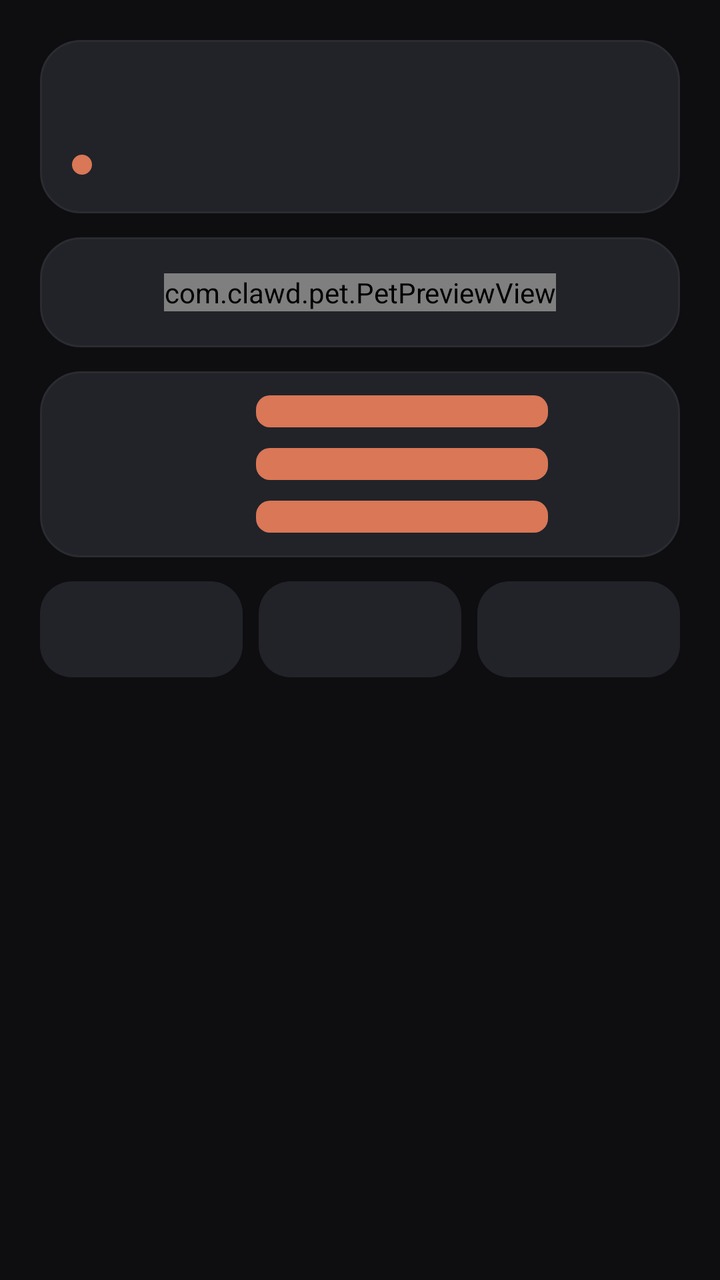
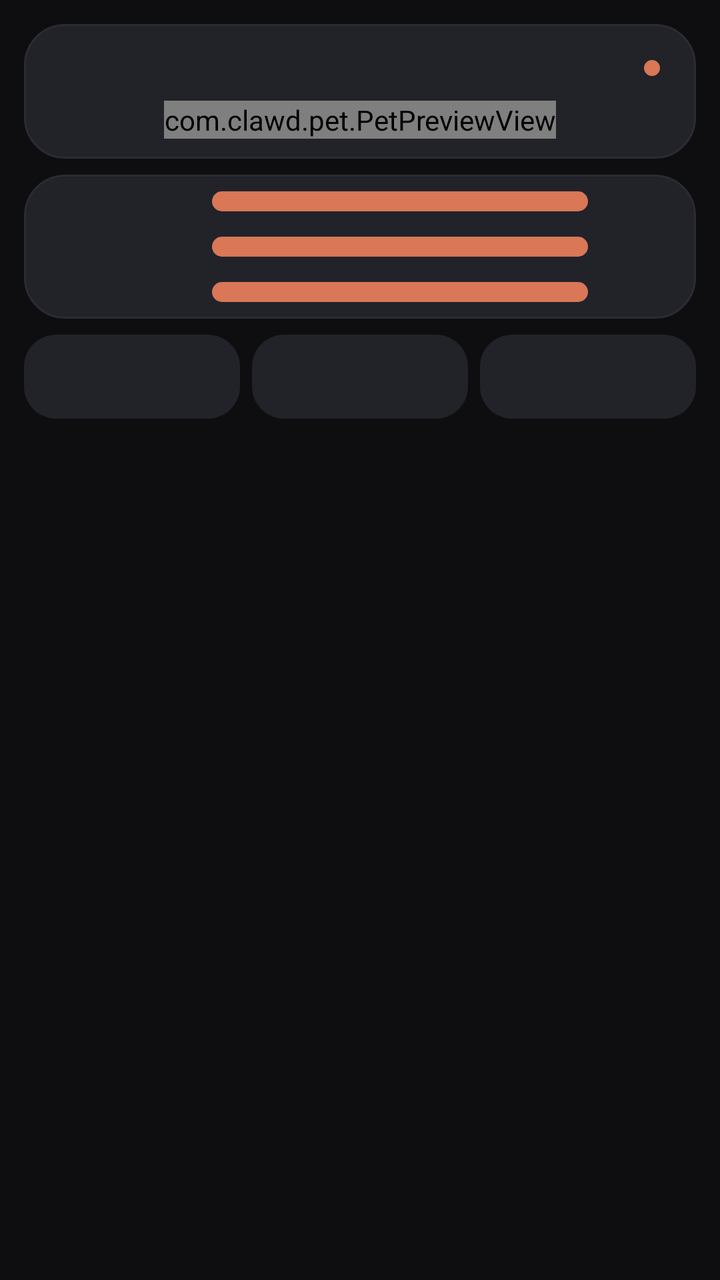

Two renders of the same Android screen: before a commit and after it. Below are the layout's source before the change and the commit's diff.
<!-- AndroidManifest.xml: application theme AppTheme -->
<!-- res/layout/activity_tamagotchi.xml -->
<?xml version="1.0" encoding="utf-8"?>
<ScrollView xmlns:android="http://schemas.android.com/apk/res/android"
    android:layout_width="match_parent"
    android:layout_height="match_parent"
    android:background="@color/bg"
    android:fillViewport="true">

    <LinearLayout
        android:layout_width="match_parent"
        android:layout_height="wrap_content"
        android:orientation="vertical"
        android:paddingStart="20dp"
        android:paddingTop="20dp"
        android:paddingEnd="20dp"
        android:paddingBottom="24dp">

        <LinearLayout
            android:layout_width="match_parent"
            android:layout_height="wrap_content"
            android:background="@drawable/card_bg"
            android:orientation="horizontal"
            android:padding="16dp">

            <LinearLayout
                android:layout_width="0dp"
                android:layout_height="wrap_content"
                android:layout_weight="1"
                android:orientation="vertical">

                <TextView
                    android:id="@+id/tvTgTitle"
                    android:layout_width="wrap_content"
                    android:layout_height="wrap_content"
                    android:textColor="@color/accent"
                    android:textSize="24sp"
                    android:textStyle="bold" />

                <LinearLayout
                    android:layout_width="wrap_content"
                    android:layout_height="wrap_content"
                    android:layout_marginTop="6dp"
                    android:gravity="center_vertical"
                    android:orientation="horizontal">

                    <View
                        android:id="@+id/vdTgDot"
                        android:layout_width="10dp"
                        android:layout_height="10dp"
                        android:background="@drawable/dot_bg" />

                    <TextView
                        android:id="@+id/tvTgStatus"
                        android:layout_width="wrap_content"
                        android:layout_height="wrap_content"
                        android:layout_marginStart="8dp"
                        android:textColor="@color/muted"
                        android:textSize="12sp" />
                </LinearLayout>
            </LinearLayout>
        </LinearLayout>

        <LinearLayout
            android:layout_width="match_parent"
            android:layout_height="wrap_content"
            android:layout_marginTop="12dp"
            android:background="@drawable/card_bg"
            android:gravity="center"
            android:padding="18dp">

            <com.clawd.pet.PetPreviewView
                android:id="@+id/tgPreview"
                android:layout_width="wrap_content"
                android:layout_height="wrap_content" />
        </LinearLayout>

        <LinearLayout
            android:layout_width="match_parent"
            android:layout_height="wrap_content"
            android:layout_marginTop="12dp"
            android:background="@drawable/card_bg"
            android:orientation="vertical"
            android:padding="12dp">

            <LinearLayout
                android:layout_width="match_parent"
                android:layout_height="wrap_content"
                android:gravity="center_vertical"
                android:orientation="horizontal">

                <TextView
                    android:id="@+id/tvTgMood"
                    android:layout_width="96dp"
                    android:layout_height="wrap_content"
                    android:textColor="@color/muted"
                    android:textSize="12sp" />

                <ProgressBar
                    android:id="@+id/pbTgMood"
                    style="?android:attr/progressBarStyleHorizontal"
                    android:layout_width="0dp"
                    android:layout_height="16dp"
                    android:layout_weight="1"
                    android:max="10"
                    android:progress="10"
                    android:progressDrawable="@drawable/bar_track" />

                <TextView
                    android:id="@+id/tvTgMoodVal"
                    android:layout_width="44dp"
                    android:layout_height="wrap_content"
                    android:layout_marginStart="10dp"
                    android:gravity="end"
                    android:textColor="@color/muted"
                    android:textSize="12sp" />
            </LinearLayout>

            <LinearLayout
                android:layout_width="match_parent"
                android:layout_height="wrap_content"
                android:layout_marginTop="10dp"
                android:gravity="center_vertical"
                android:orientation="horizontal">

                <TextView
                    android:id="@+id/tvTgHunger"
                    android:layout_width="96dp"
                    android:layout_height="wrap_content"
                    android:textColor="@color/muted"
                    android:textSize="12sp" />

                <ProgressBar
                    android:id="@+id/pbTgHunger"
                    style="?android:attr/progressBarStyleHorizontal"
                    android:layout_width="0dp"
                    android:layout_height="16dp"
                    android:layout_weight="1"
                    android:max="10"
                    android:progress="10"
                    android:progressDrawable="@drawable/bar_track" />

                <TextView
                    android:id="@+id/tvTgHungerVal"
                    android:layout_width="44dp"
                    android:layout_height="wrap_content"
                    android:layout_marginStart="10dp"
                    android:gravity="end"
                    android:textColor="@color/muted"
                    android:textSize="12sp" />
            </LinearLayout>

            <LinearLayout
                android:layout_width="match_parent"
                android:layout_height="wrap_content"
                android:layout_marginTop="10dp"
                android:gravity="center_vertical"
                android:orientation="horizontal">

                <TextView
                    android:id="@+id/tvTgEnergy"
                    android:layout_width="96dp"
                    android:layout_height="wrap_content"
                    android:textColor="@color/muted"
                    android:textSize="12sp" />

                <ProgressBar
                    android:id="@+id/pbTgEnergy"
                    style="?android:attr/progressBarStyleHorizontal"
                    android:layout_width="0dp"
                    android:layout_height="16dp"
                    android:layout_weight="1"
                    android:max="10"
                    android:progress="10"
                    android:progressDrawable="@drawable/bar_track" />

                <TextView
                    android:id="@+id/tvTgEnergyVal"
                    android:layout_width="44dp"
                    android:layout_height="wrap_content"
                    android:layout_marginStart="10dp"
                    android:gravity="end"
                    android:textColor="@color/muted"
                    android:textSize="12sp" />
            </LinearLayout>
        </LinearLayout>

        <LinearLayout
            android:layout_width="match_parent"
            android:layout_height="wrap_content"
            android:layout_marginTop="12dp"
            android:orientation="horizontal">

            <Button
                android:id="@+id/btnTgFeed"
                android:layout_width="0dp"
                android:layout_height="48dp"
                android:layout_weight="1"
                android:background="@drawable/ripple_soft"
                android:elevation="0dp"
                android:stateListAnimator="@null"
                android:textAllCaps="false"
                android:textColor="@color/text"
                android:textSize="13sp" />

            <Button
                android:id="@+id/btnTgPlay"
                android:layout_width="0dp"
                android:layout_height="48dp"
                android:layout_marginStart="8dp"
                android:layout_weight="1"
                android:background="@drawable/ripple_soft"
                android:elevation="0dp"
                android:stateListAnimator="@null"
                android:textAllCaps="false"
                android:textColor="@color/text"
                android:textSize="13sp" />

            <Button
                android:id="@+id/btnTgSleep"
                android:layout_width="0dp"
                android:layout_height="48dp"
                android:layout_marginStart="8dp"
                android:layout_weight="1"
                android:background="@drawable/ripple_soft"
                android:elevation="0dp"
                android:stateListAnimator="@null"
                android:textAllCaps="false"
                android:textColor="@color/text"
                android:textSize="13sp" />
        </LinearLayout>

        <LinearLayout
            android:id="@+id/tgReviveBox"
            android:layout_width="match_parent"
            android:layout_height="wrap_content"
            android:layout_marginTop="12dp"
            android:background="@drawable/card_bg"
            android:orientation="vertical"
            android:padding="12dp"
            android:visibility="gone">

            <TextView
                android:id="@+id/tvTgHint"
                android:layout_width="match_parent"
                android:layout_height="wrap_content"
                android:lineSpacingExtra="2dp"
                android:textColor="@color/muted"
                android:textSize="11sp" />

            <EditText
                android:id="@+id/etTgCode"
                android:layout_width="match_parent"
                android:layout_height="wrap_content"
                android:layout_marginTop="8dp"
                android:backgroundTint="@color/accent"
                android:inputType="text"
                android:singleLine="true"
                android:textColor="@color/text"
                android:textSize="14sp" />

            <Button
                android:id="@+id/btnTgRevive"
                android:layout_width="match_parent"
                android:layout_height="48dp"
                android:layout_marginTop="10dp"
                android:background="@drawable/ripple_accent"
                android:elevation="0dp"
                android:stateListAnimator="@null"
                android:textAllCaps="false"
                android:textColor="@color/on_accent"
                android:textSize="14sp"
                android:textStyle="bold" />
        </LinearLayout>
    </LinearLayout>
</ScrollView>
<!-- resources referenced by this layout -->
<resources>
  <color name="accent">#FFD97757</color>
  <color name="bg">#FF0E0E10</color>
  <color name="muted">#FF9AA0A6</color>
  <color name="on_accent">#FF1A120E</color>
  <color name="text">#FFEDEDED</color>
  <!-- drawable bar_track (drawable) -->
  <?xml version="1.0" encoding="utf-8"?>
  <layer-list xmlns:android="http://schemas.android.com/apk/res/android">
      <item>
          <shape>
              <corners android:radius="7dp" />
              <solid android:color="@color/line" />
          </shape>
      </item>
      <item android:id="@android:id/progress">
          <clip>
              <shape>
                  <corners android:radius="7dp" />
                  <solid android:color="@color/accent" />
              </shape>
          </clip>
      </item>
  </layer-list>
  <!-- drawable card_bg (drawable) -->
  <?xml version="1.0" encoding="utf-8"?>
  <shape xmlns:android="http://schemas.android.com/apk/res/android"
      android:shape="rectangle">
      <solid android:color="@color/btn_soft" />
      <corners android:radius="20dp" />
      <stroke
          android:width="1dp"
          android:color="@color/line" />
  </shape>
  <!-- drawable dot_bg (drawable) -->
  <?xml version="1.0" encoding="utf-8"?>
  <shape xmlns:android="http://schemas.android.com/apk/res/android">
      <solid android:color="@color/accent" />
      <size android:width="10dp" android:height="10dp" />
      <corners android:radius="5dp" />
  </shape>
  <!-- drawable ripple_accent (drawable) -->
  <?xml version="1.0" encoding="utf-8"?>
  <ripple xmlns:android="http://schemas.android.com/apk/res/android"
      android:color="#33FFFFFF">
      <item>
          <shape android:shape="rectangle">
              <solid android:color="@color/accent" />
              <corners android:radius="16dp" />
          </shape>
      </item>
  </ripple>
  <!-- drawable ripple_soft (drawable) -->
  <?xml version="1.0" encoding="utf-8"?>
  <ripple xmlns:android="http://schemas.android.com/apk/res/android"
      android:color="#33FFFFFF">
      <item>
          <shape android:shape="rectangle">
              <solid android:color="@color/btn_soft" />
              <corners android:radius="16dp" />
          </shape>
      </item>
  </ripple>
  <style name="AppTheme" parent="@android:style/Theme.Material.NoActionBar">
          <item name="android:windowBackground">@color/bg</item>
          <item name="android:colorBackground">@color/bg</item>
          <item name="android:colorAccent">@color/accent</item>
          <item name="android:colorPrimary">@color/accent</item>
          <item name="android:colorPrimaryDark">@color/bg</item>
          <item name="android:colorControlActivated">@color/accent</item>
          <item name="android:statusBarColor">@color/bg</item>
          <item name="android:navigationBarColor">@color/bg</item>
          <item name="android:windowLightStatusBar">false</item>
          <item name="android:windowLightNavigationBar">false</item>
          <item name="android:textColorPrimary">@color/text</item>
          <item name="android:textColorSecondary">@color/muted</item>
      </style>
  <color name="line">#FF2A2C31</color>
  <color name="btn_soft">#FF212329</color>
</resources>

<!-- the commit's change to res/layout/activity_tamagotchi.xml (unified diff, before → after) -->
@@ -9,77 +9,72 @@
         android:layout_width="match_parent"
         android:layout_height="wrap_content"
         android:orientation="vertical"
-        android:paddingStart="20dp"
-        android:paddingTop="20dp"
-        android:paddingEnd="20dp"
-        android:paddingBottom="24dp">
-
+        android:paddingStart="12dp"
+        android:paddingTop="12dp"
+        android:paddingEnd="12dp"
+        android:paddingBottom="16dp">
+
+        
         <LinearLayout
             android:layout_width="match_parent"
             android:layout_height="wrap_content"
             android:background="@drawable/card_bg"
-            android:orientation="horizontal"
-            android:padding="16dp">
-
-            <LinearLayout
-                android:layout_width="0dp"
-                android:layout_height="wrap_content"
-                android:layout_weight="1"
-                android:orientation="vertical">
+            android:gravity="center_horizontal"
+            android:orientation="vertical"
+            android:paddingStart="12dp"
+            android:paddingTop="10dp"
+            android:paddingEnd="12dp"
+            android:paddingBottom="10dp">
+
+            <LinearLayout
+                android:layout_width="match_parent"
+                android:layout_height="wrap_content"
+                android:gravity="center_vertical"
+                android:orientation="horizontal">
 
                 <TextView
                     android:id="@+id/tvTgTitle"
+                    android:layout_width="0dp"
+                    android:layout_height="wrap_content"
+                    android:layout_weight="1"
+                    android:textColor="@color/accent"
+                    android:textSize="18sp"
+                    android:textStyle="bold" />
+
+                <View
+                    android:id="@+id/vdTgDot"
+                    android:layout_width="8dp"
+                    android:layout_height="8dp"
+                    android:layout_marginStart="8dp"
+                    android:background="@drawable/dot_bg" />
+
+                <TextView
+                    android:id="@+id/tvTgStatus"
                     android:layout_width="wrap_content"
                     android:layout_height="wrap_content"
-                    android:textColor="@color/accent"
-                    android:textSize="24sp"
-                    android:textStyle="bold" />
-
-                <LinearLayout
-                    android:layout_width="wrap_content"
-                    android:layout_height="wrap_content"
-                    android:layout_marginTop="6dp"
-                    android:gravity="center_vertical"
-                    android:orientation="horizontal">
-
-                    <View
-                        android:id="@+id/vdTgDot"
-                        android:layout_width="10dp"
-                        android:layout_height="10dp"
-                        android:background="@drawable/dot_bg" />
-
-                    <TextView
-                        android:id="@+id/tvTgStatus"
-                        android:layout_width="wrap_content"
-                        android:layout_height="wrap_content"
-                        android:layout_marginStart="8dp"
-                        android:textColor="@color/muted"
-                        android:textSize="12sp" />
-                </LinearLayout>
-            </LinearLayout>
-        </LinearLayout>
-
-        <LinearLayout
-            android:layout_width="match_parent"
-            android:layout_height="wrap_content"
-            android:layout_marginTop="12dp"
-            android:background="@drawable/card_bg"
-            android:gravity="center"
-            android:padding="18dp">
+                    android:layout_marginStart="6dp"
+                    android:textColor="@color/muted"
+                    android:textSize="11sp" />
+            </LinearLayout>
 
             <com.clawd.pet.PetPreviewView
                 android:id="@+id/tgPreview"
                 android:layout_width="wrap_content"
-                android:layout_height="wrap_content" />
-        </LinearLayout>
-
-        <LinearLayout
-            android:layout_width="match_parent"
-            android:layout_height="wrap_content"
-            android:layout_marginTop="12dp"
+                android:layout_height="wrap_content"
+                android:layout_marginTop="4dp" />
+        </LinearLayout>
+
+        
+        <LinearLayout
+            android:layout_width="match_parent"
+            android:layout_height="wrap_content"
+            android:layout_marginTop="8dp"
             android:background="@drawable/card_bg"
             android:orientation="vertical"
-            android:padding="12dp">
+            android:paddingStart="10dp"
+            android:paddingTop="6dp"
+            android:paddingEnd="10dp"
+            android:paddingBottom="6dp">
 
             <LinearLayout
                 android:layout_width="match_parent"
@@ -89,16 +84,16 @@
 
                 <TextView
                     android:id="@+id/tvTgMood"
-                    android:layout_width="96dp"
-                    android:layout_height="wrap_content"
-                    android:textColor="@color/muted"
-                    android:textSize="12sp" />
+                    android:layout_width="84dp"
+                    android:layout_height="wrap_content"
+                    android:textColor="@color/muted"
+                    android:textSize="11sp" />
 
                 <ProgressBar
                     android:id="@+id/pbTgMood"
                     style="?android:attr/progressBarStyleHorizontal"
                     android:layout_width="0dp"
-                    android:layout_height="16dp"
+                    android:layout_height="10dp"
                     android:layout_weight="1"
                     android:max="10"
                     android:progress="10"
@@ -106,33 +101,33 @@
 
                 <TextView
                     android:id="@+id/tvTgMoodVal"
-                    android:layout_width="44dp"
-                    android:layout_height="wrap_content"
-                    android:layout_marginStart="10dp"
+                    android:layout_width="36dp"
+                    android:layout_height="wrap_content"
+                    android:layout_marginStart="8dp"
                     android:gravity="end"
                     android:textColor="@color/muted"
-                    android:textSize="12sp" />
-            </LinearLayout>
-
-            <LinearLayout
-                android:layout_width="match_parent"
-                android:layout_height="wrap_content"
-                android:layout_marginTop="10dp"
+                    android:textSize="11sp" />
+            </LinearLayout>
+
+            <LinearLayout
+                android:layout_width="match_parent"
+                android:layout_height="wrap_content"
+                android:layout_marginTop="8dp"
                 android:gravity="center_vertical"
                 android:orientation="horizontal">
 
                 <TextView
                     android:id="@+id/tvTgHunger"
-                    android:layout_width="96dp"
-                    android:layout_height="wrap_content"
-                    android:textColor="@color/muted"
-                    android:textSize="12sp" />
+                    android:layout_width="84dp"
+                    android:layout_height="wrap_content"
+                    android:textColor="@color/muted"
+                    android:textSize="11sp" />
 
                 <ProgressBar
                     android:id="@+id/pbTgHunger"
                     style="?android:attr/progressBarStyleHorizontal"
                     android:layout_width="0dp"
-                    android:layout_height="16dp"
+                    android:layout_height="10dp"
                     android:layout_weight="1"
                     android:max="10"
                     android:progress="10"
@@ -140,33 +135,33 @@
 
                 <TextView
                     android:id="@+id/tvTgHungerVal"
-                    android:layout_width="44dp"
-                    android:layout_height="wrap_content"
-                    android:layout_marginStart="10dp"
+                    android:layout_width="36dp"
+                    android:layout_height="wrap_content"
+                    android:layout_marginStart="8dp"
                     android:gravity="end"
                     android:textColor="@color/muted"
-                    android:textSize="12sp" />
-            </LinearLayout>
-
-            <LinearLayout
-                android:layout_width="match_parent"
-                android:layout_height="wrap_content"
-                android:layout_marginTop="10dp"
+                    android:textSize="11sp" />
+            </LinearLayout>
+
+            <LinearLayout
+                android:layout_width="match_parent"
+                android:layout_height="wrap_content"
+                android:layout_marginTop="8dp"
                 android:gravity="center_vertical"
                 android:orientation="horizontal">
 
                 <TextView
                     android:id="@+id/tvTgEnergy"
-                    android:layout_width="96dp"
-                    android:layout_height="wrap_content"
-                    android:textColor="@color/muted"
-                    android:textSize="12sp" />
+                    android:layout_width="84dp"
+                    android:layout_height="wrap_content"
+                    android:textColor="@color/muted"
+                    android:textSize="11sp" />
 
                 <ProgressBar
                     android:id="@+id/pbTgEnergy"
                     style="?android:attr/progressBarStyleHorizontal"
                     android:layout_width="0dp"
-                    android:layout_height="16dp"
+                    android:layout_height="10dp"
                     android:layout_weight="1"
                     android:max="10"
                     android:progress="10"
@@ -174,68 +169,70 @@
 
                 <TextView
                     android:id="@+id/tvTgEnergyVal"
-                    android:layout_width="44dp"
-                    android:layout_height="wrap_content"
-                    android:layout_marginStart="10dp"
+                    android:layout_width="36dp"
+                    android:layout_height="wrap_content"
+                    android:layout_marginStart="8dp"
                     android:gravity="end"
                     android:textColor="@color/muted"
-                    android:textSize="12sp" />
-            </LinearLayout>
-        </LinearLayout>
-
-        <LinearLayout
-            android:layout_width="match_parent"
-            android:layout_height="wrap_content"
-            android:layout_marginTop="12dp"
+                    android:textSize="11sp" />
+            </LinearLayout>
+        </LinearLayout>
+
+        
+        <LinearLayout
+            android:layout_width="match_parent"
+            android:layout_height="wrap_content"
+            android:layout_marginTop="8dp"
             android:orientation="horizontal">
 
             <Button
                 android:id="@+id/btnTgFeed"
                 android:layout_width="0dp"
-                android:layout_height="48dp"
+                android:layout_height="42dp"
                 android:layout_weight="1"
                 android:background="@drawable/ripple_soft"
                 android:elevation="0dp"
                 android:stateListAnimator="@null"
                 android:textAllCaps="false"
                 android:textColor="@color/text"
-                android:textSize="13sp" />
+                android:textSize="12sp" />
 
             <Button
                 android:id="@+id/btnTgPlay"
                 android:layout_width="0dp"
-                android:layout_height="48dp"
-                android:layout_marginStart="8dp"
+                android:layout_height="42dp"
+                android:layout_marginStart="6dp"
                 android:layout_weight="1"
                 android:background="@drawable/ripple_soft"
                 android:elevation="0dp"
                 android:stateListAnimator="@null"
                 android:textAllCaps="false"
                 android:textColor="@color/text"
-                android:textSize="13sp" />
+                android:textSize="12sp" />
 
             <Button
                 android:id="@+id/btnTgSleep"
                 android:layout_width="0dp"
-                android:layout_height="48dp"
-                android:layout_marginStart="8dp"
+                android:layout_height="42dp"
+                android:layout_marginStart="6dp"
                 android:layout_weight="1"
                 android:background="@drawable/ripple_soft"
                 android:elevation="0dp"
                 android:stateListAnimator="@null"
                 android:textAllCaps="false"
                 android:textColor="@color/text"
-                android:textSize="13sp" />
-        </LinearLayout>
-
+                android:textSize="12sp" />
+        </LinearLayout>
+
+        
         <LinearLayout
             android:id="@+id/tgReviveBox"
             android:layout_width="match_parent"
             android:layout_height="wrap_content"
-            android:layout_marginTop="12dp"
+            android:layout_marginTop="8dp"
             android:background="@drawable/card_bg"
             android:orientation="vertical"
-            android:padding="12dp"
+            android:padding="10dp"
             android:visibility="gone">
 
             <TextView
@@ -244,30 +241,30 @@
                 android:layout_height="wrap_content"
                 android:lineSpacingExtra="2dp"
                 android:textColor="@color/muted"
-                android:textSize="11sp" />
+                android:textSize="10sp" />
 
             <EditText
                 android:id="@+id/etTgCode"
                 android:layout_width="match_parent"
                 android:layout_height="wrap_content"
-                android:layout_marginTop="8dp"
+                android:layout_marginTop="6dp"
                 android:backgroundTint="@color/accent"
                 android:inputType="text"
                 android:singleLine="true"
                 android:textColor="@color/text"
-                android:textSize="14sp" />
+                android:textSize="13sp" />
 
             <Button
                 android:id="@+id/btnTgRevive"
                 android:layout_width="match_parent"
-                android:layout_height="48dp"
-                android:layout_marginTop="10dp"
+                android:layout_height="44dp"
+                android:layout_marginTop="8dp"
                 android:background="@drawable/ripple_accent"
                 android:elevation="0dp"
                 android:stateListAnimator="@null"
                 android:textAllCaps="false"
                 android:textColor="@color/on_accent"
-                android:textSize="14sp"
+                android:textSize="13sp"
                 android:textStyle="bold" />
         </LinearLayout>
     </LinearLayout>
